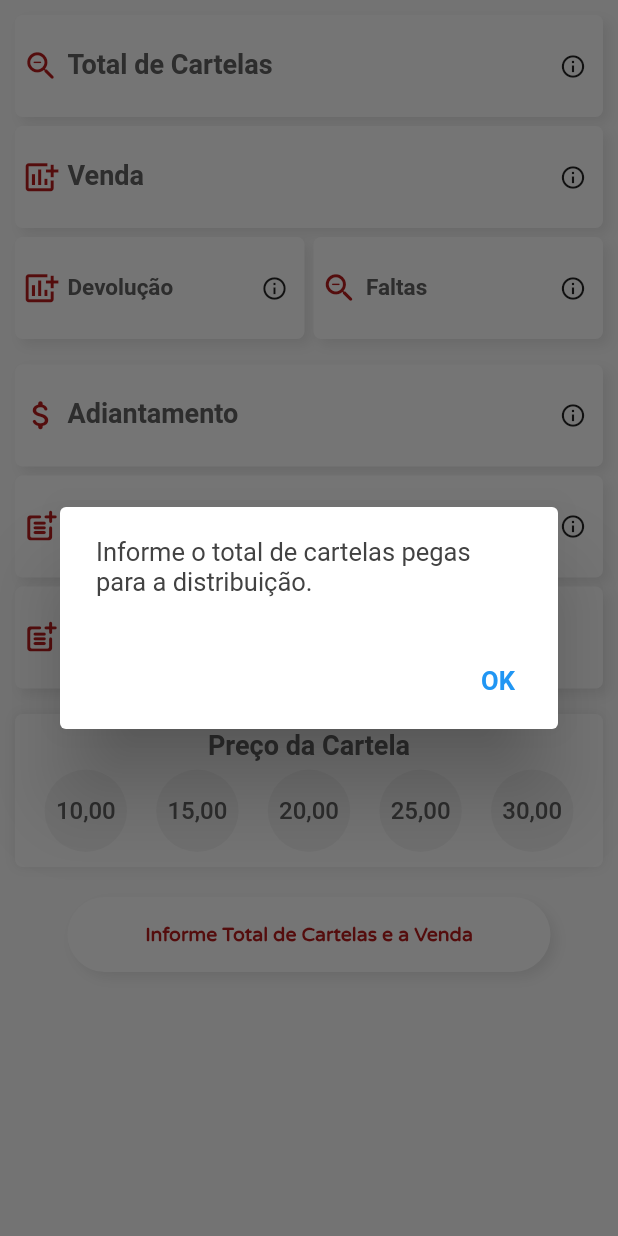
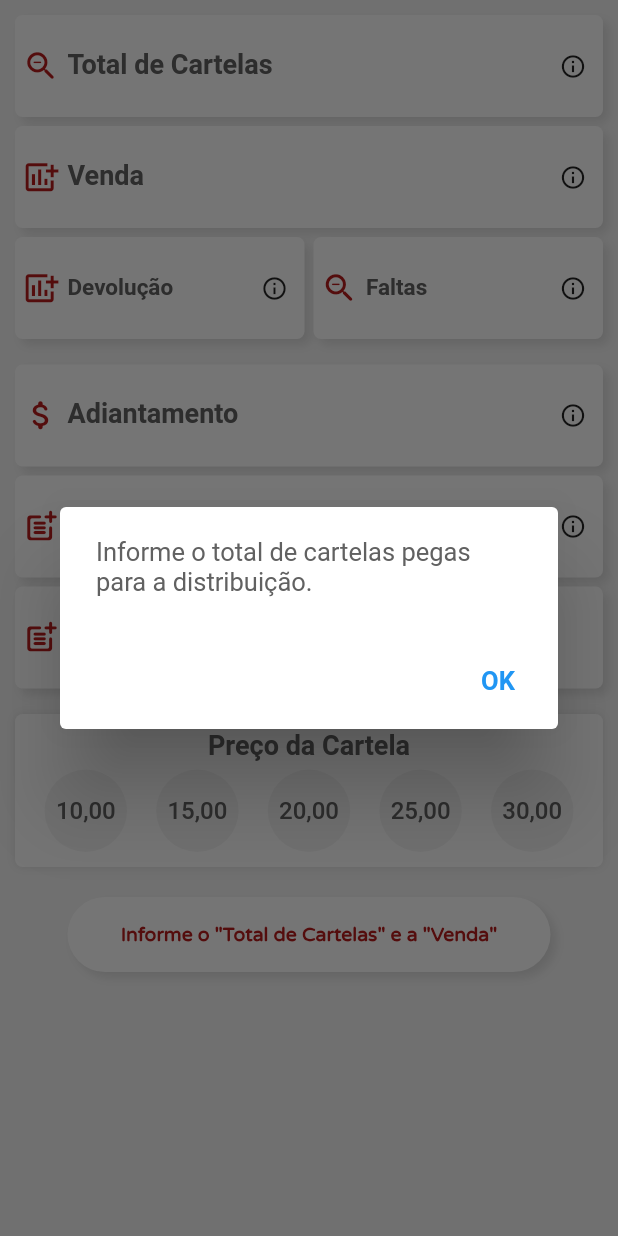
Before and after one commit to JoaoPaulo-Macedo/sales_accounting_app, a Flutter app: the screen it shows after launch, after a tap on the "info outline" icon, on a phone screen of 412 x 824 dp. Run offline on Flutter 3.47's test engine with Material 2 defaults, Android fonts, the phone set to English and light mode, and no system bars.

Commit message:
Final enhancements before release

```diff
--- a/lib/app_designs.dart
+++ b/lib/app_designs.dart
@@ -12,7 +12,7 @@ class AppDecoration {
 
   List<BoxShadow> get appShadow => [
         BoxShadow(
-          color: Colors.grey.withOpacity(0.2),
+          color: Colors.grey.withOpacity(0.3),
           spreadRadius: 0,
           blurRadius: 5,
           offset: Offset(4, 4),
@@ -23,7 +23,7 @@ class AppDecoration {
     ? null
     : [
       BoxShadow(
-        color: Colors.grey.withOpacity(0.2),
+        color: Colors.grey.withOpacity(0.3),
         spreadRadius: 0,
         blurRadius: 5,
         offset: Offset(0, 0),
@@ -59,7 +59,7 @@ class AppColors {
       MediaQuery.of(context).platformBrightness == Brightness.dark;
 
   Color get redColor => isDarkMode ? Colors.red : Colors.red[900];
-  Color get greyColor => isDarkMode ? Colors.grey[300] : Colors.grey[700];
+  Color get textColor => isDarkMode ? Colors.grey[300] : Colors.grey[700];
   Color get cardColor => isDarkMode ? Color.fromARGB(255, 43, 40, 46) : Colors.white;
   Color get priceCardColor => isDarkMode ? Color.fromARGB(255, 51, 48, 54) : Colors.white;
   Color get disabledColor => isDarkMode ? Color.fromARGB(255, 48, 45, 51) : Colors.grey[100];
--- a/lib/main.dart
+++ b/lib/main.dart
@@ -14,10 +14,13 @@ class MyApp extends StatelessWidget {
   Widget build(BuildContext context) {
     return MaterialApp(
       title: 'Flutter Demo',
-      theme: ThemeData(brightness: Brightness.light, primaryColor: Colors.grey),
+      theme: ThemeData(
+        brightness: Brightness.light,
+        primaryColor: Colors.grey,
+        scaffoldBackgroundColor: Colors.grey[100],
+      ),
       darkTheme: ThemeData(
         brightness: Brightness.dark,
-        primaryColor: Colors.amber,
         scaffoldBackgroundColor: Colors.black,
       ),
       home: MyHomePage(title: 'ACERTO DE VENDAS'),
@@ -56,7 +59,7 @@ class _MyHomePageState extends State<MyHomePage> {
 
   double debt = 0;
   Selected selected = Selected.none;
-  String errorMessage = 'Informe Total de Cartelas e a Venda';
+  String errorMessage = 'Informe o \"Total de Cartelas\" e a \"Venda\"';
   TextEditingController totalCtrl = TextEditingController();
   TextEditingController soldCtrl = TextEditingController();
   TextEditingController devCtrl = TextEditingController();
@@ -248,7 +251,7 @@ class _MyHomePageState extends State<MyHomePage> {
                     labelText: title,
                     labelStyle: TextStyle(
                       fontSize: fieldFontSize ?? fontSize,
-                      color: appColors.greyColor,
+                      color: appColors.textColor,
                       fontWeight: FontWeight.bold,
                     ),
                   ),
@@ -264,6 +267,7 @@ class _MyHomePageState extends State<MyHomePage> {
         ),
       ),
       onTap: () => focus.requestFocus(),
+      onLongPress: () => print("!!!!!!!!!!!!!!!!!!!!!!!!!!!!!!!!!!"),
     );
   }
 
@@ -291,7 +295,7 @@ class _MyHomePageState extends State<MyHomePage> {
                 fontSize: selection == selected ? 19 : 16,
                 color: selection == selected
                     ? appColors.redColor
-                    : appColors.greyColor,
+                    : appColors.textColor,
               ),
             ),
             onPressed: () {
@@ -318,7 +322,7 @@ class _MyHomePageState extends State<MyHomePage> {
               title,
               style: TextStyle(
                 fontSize: fontSize,
-                color: appColors.greyColor,
+                color: appColors.textColor,
                 fontWeight: FontWeight.bold,
               ),
             ),
@@ -344,7 +348,8 @@ class _MyHomePageState extends State<MyHomePage> {
     String finalDebt = "";
 
     if (errorMessage.isEmpty) {
-      text = debt >= 0 ? 'Pagar:' : 'Receber:';
+      text = debt >= -0.01 ? 'Pagar:' : 'Receber:';
+      if (debt < 0) debt = debt * -1;
       finalDebt = debt.toStringAsFixed(2);
     }
 
@@ -362,7 +367,7 @@ class _MyHomePageState extends State<MyHomePage> {
                   text,
                   style: TextStyle(
                     fontSize: 20,
-                    color: appColors.greyColor,
+                    color: appColors.textColor,
                     fontWeight: FontWeight.bold,
                     fontFamily: 'VarelaRound',
                   ),
@@ -371,7 +376,7 @@ class _MyHomePageState extends State<MyHomePage> {
                   'R\$ $finalDebt',
                   style: TextStyle(
                     fontSize: 20,
-                    color: appColors.greyColor,
+                    color: appColors.textColor,
                     fontWeight: FontWeight.bold,
                   ),
                 ),
@@ -427,7 +432,7 @@ class _MyHomePageState extends State<MyHomePage> {
                     labelText: title,
                     labelStyle: TextStyle(
                       fontSize: fieldFontSize ?? fontSize,
-                      color: appColors.greyColor,
+                      color: appColors.textColor,
                       fontWeight: FontWeight.bold,
                     ),
                   ),
@@ -456,16 +461,16 @@ class _MyHomePageState extends State<MyHomePage> {
       String soldText = soldCtrl.text.trim();
 
       if (holdText == '' || soldText == '') {
-        errorMessage = 'Informe Total de Cartelas e a Venda';
+        errorMessage = 'Informe o \"Total de Cartelas\" e a \"Venda\"';
         return;
       }
       if (double.parse(holdText) < double.parse(soldText)) {
-        errorMessage = 'Venda não pode ser maior que Total de Cartelas';
+        errorMessage = '\"Venda\" não pode ser maior que \"Total de Cartelas\"';
         return;
       }
 
       if (double.parse(taxCtrl.text.trim()) < 0) {
-        errorMessage = 'Imposto não pode ser negativo';
+        errorMessage = '\"Imposto\" não pode ser negativo';
         return;
       }
 
@@ -535,7 +540,6 @@ class _MyHomePageState extends State<MyHomePage> {
       double missingDebt = missing > 0 ? missing * price : 0;
 
       debt = grossDebt + missingDebt + taxDebt - paid - deposits - allowance;
-      if (debt < 0) debt = debt * -1;
     });
   }
 }
--- a/lib/widgets/app_card_info.dart
+++ b/lib/widgets/app_card_info.dart
@@ -1,4 +1,5 @@
 import 'package:flutter/material.dart';
+import 'package:lucky_triangle/app_designs.dart';
 
 class AppInfoIcon extends StatelessWidget {
   AppInfoIcon({@required this.text});
@@ -24,7 +25,7 @@ class AppInfoIcon extends StatelessWidget {
             content: Text(
               text,
               style: TextStyle(
-                color: Colors.grey[800],
+                color: AppColors.of(context).textColor,
                 fontSize: 17,
               ),
             ),
```
